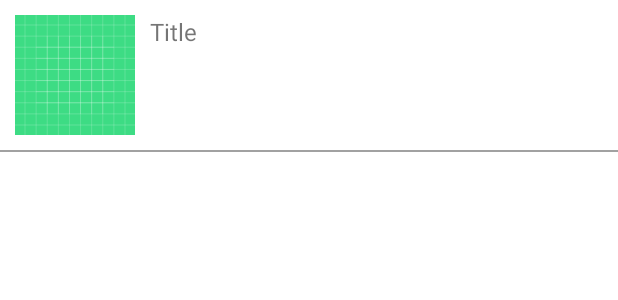
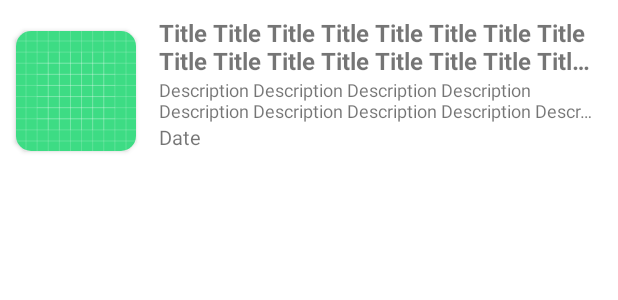
Before and after one commit to prbale/NewsApp, an Android app: the layout item.xml on its own in the app's theme, with its tools: preview values and no code run, on a phone screen of 412 x 824 dp. Shown: the top 300 px of the screen. Run offline under Robolectric (Android 15) with nearby library versions, the phone set to English and light mode, and no system bars; network calls fail.

Commit message:
List Item updated

```diff
--- a/app/build.gradle
+++ b/app/build.gradle
@@ -115,6 +115,9 @@ dependencies {
     //pagination
     implementation "androidx.paging:paging-runtime-ktx:$paging_version"
 
+    // Extra
+    implementation 'com.github.marlonlom:timeago:4.0.3'
+
     // Testing
     testImplementation 'junit:junit:4.13.2'
     testImplementation "androidx.room:room-testing:$room_version"
--- a/app/src/main/java/app/bale/newsapplication/ui/newsList/NewsAdapter.kt
+++ b/app/src/main/java/app/bale/newsapplication/ui/newsList/NewsAdapter.kt
@@ -1,12 +1,16 @@
 package app.bale.newsapplication.ui.newsList
 
+import android.os.Build
 import android.view.LayoutInflater
 import android.view.ViewGroup
+import androidx.annotation.RequiresApi
 import androidx.recyclerview.widget.RecyclerView
 import app.bale.newsapplication.data.model.Articles
 import app.bale.newsapplication.databinding.ItemBinding
 import app.bale.newsapplication.extension.loadImage
 import app.bale.newsapplication.listeners.OnItemClickListener
+import com.github.marlonlom.utilities.timeago.TimeAgo
+import java.time.Instant
 
 class NewsAdapter: RecyclerView.Adapter<MainViewHolder>() {
 
@@ -25,6 +29,7 @@ class NewsAdapter: RecyclerView.Adapter<MainViewHolder>() {
         return MainViewHolder(binding)
     }
 
+    @RequiresApi(Build.VERSION_CODES.O)
     override fun onBindViewHolder(holder: MainViewHolder, position: Int) {
 
         val newsItem = news[position]
@@ -33,12 +38,20 @@ class NewsAdapter: RecyclerView.Adapter<MainViewHolder>() {
 
             newsImage.loadImage(newsItem.urlToImage)
             newsTitle.text = newsItem.title
-
+            newsDate.text = newsItem.publishedAt?.let { dateTimeAgo(it) }
+            newsDescription.text = newsItem.description
             root.setOnClickListener {
                 listener?.onItemClick(newsItem)
             }
         }
 
+    }
+
+    @RequiresApi(Build.VERSION_CODES.O)
+    fun dateTimeAgo(date: String): String {
+        val instant = Instant.parse(date)
+        val ms = instant.toEpochMilli()
+        return TimeAgo.using(ms).replaceFirstChar { it.uppercaseChar() }
     }
 
     override fun getItemCount(): Int = news.size
--- a/app/src/main/res/layout/item.xml
+++ b/app/src/main/res/layout/item.xml
@@ -5,13 +5,25 @@
     <LinearLayout xmlns:tools="http://schemas.android.com/tools"
         android:layout_width="match_parent"
         android:layout_height="wrap_content"
+        android:paddingTop="5dp"
+        android:paddingBottom="5dp"
         android:orientation="vertical">
 
         <LinearLayout
             android:layout_width="match_parent"
             android:layout_height="wrap_content"
-            android:layout_margin="10dp"
+            android:layout_margin="5dp"
             android:orientation="horizontal">
+
+            <androidx.cardview.widget.CardView
+                android:layout_width="wrap_content"
+                android:layout_height="wrap_content"
+                app:cardCornerRadius="10dp"
+                android:layout_marginBottom="15dp"
+                android:layout_marginTop="10dp"
+                android:layout_marginStart="5dp"
+                android:layout_marginEnd="5dp"
+                android:elevation="10dp">
 
                 <ImageView
                     android:id="@+id/newsImage"
@@ -22,6 +34,12 @@
                     android:scaleType="fitXY"
                     android:src="@drawable/ic_launcher_background" />
 
+            </androidx.cardview.widget.CardView>
+
+            <LinearLayout
+                android:layout_width="match_parent"
+                android:layout_height="match_parent"
+                android:orientation="vertical">
             <TextView
                 android:id="@+id/newsTitle"
                 android:layout_width="match_parent"
@@ -29,17 +47,37 @@
                 android:layout_marginStart="10dp"
                 android:layout_marginEnd="10dp"
                 android:ellipsize="end"
+                android:maxLines="2"
+                tools:text="Title Title Title Title Title Title Title Title Title Title Title Title Title Title Title Title Title "
+                android:textStyle="bold"
+                android:textSize="16sp" />
+
+            <TextView
+                android:id="@+id/newsDescription"
+                android:layout_width="match_parent"
+                android:layout_height="wrap_content"
+                android:layout_marginStart="10dp"
+                android:layout_marginEnd="10dp"
+                android:ellipsize="end"
+                android:maxLines="2"
+                tools:text="Description Description Description Description Description Description Description Description Description Description Description Description Description "
+                android:textSize="12sp" />
+
+            <TextView
+                android:id="@+id/newsDate"
+                android:layout_width="match_parent"
+                android:layout_height="wrap_content"
+                android:layout_marginStart="10dp"
+                android:layout_marginEnd="10dp"
+                android:ellipsize="end"
                 android:lines="1"
                 android:maxLines="1"
-                tools:text="Title"
-                android:textSize="16sp" />
+                tools:text="Date"
+                android:textSize="13sp" />
+            </LinearLayout>
 
         </LinearLayout>
 
-        <View
-            android:layout_width="match_parent"
-            android:layout_height="1dp"
-            android:background="@color/color_a1a1a1" />
     </LinearLayout>
 
     <data>
```
Lines whose indentation alone changed are shown as unchanged.
